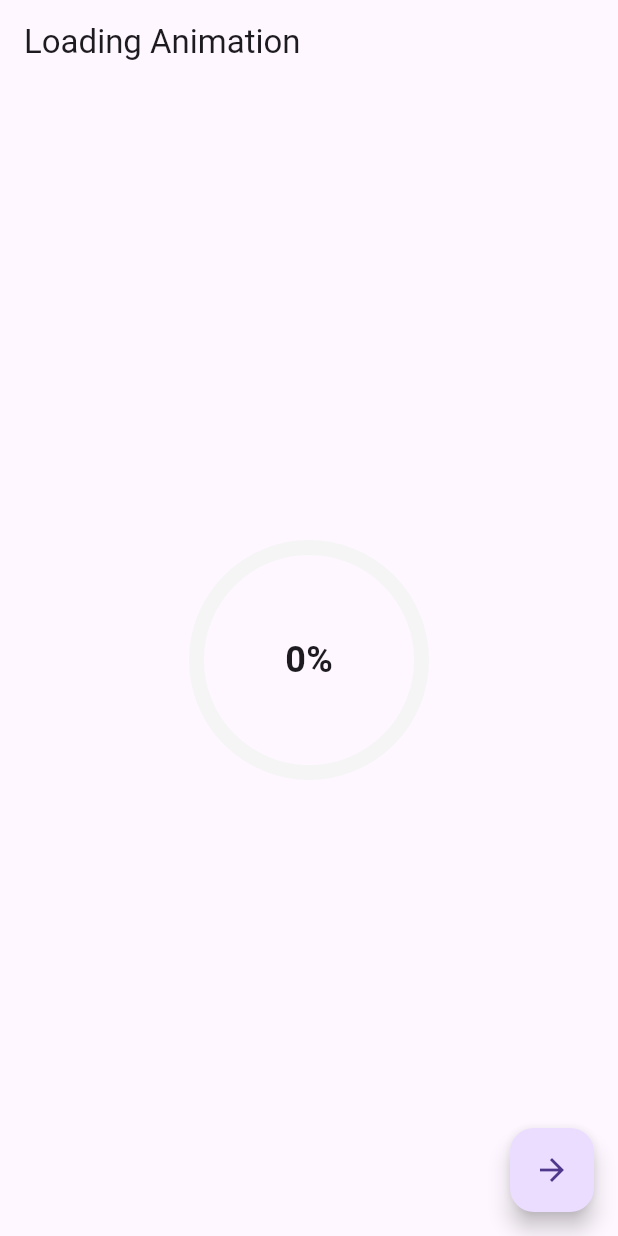
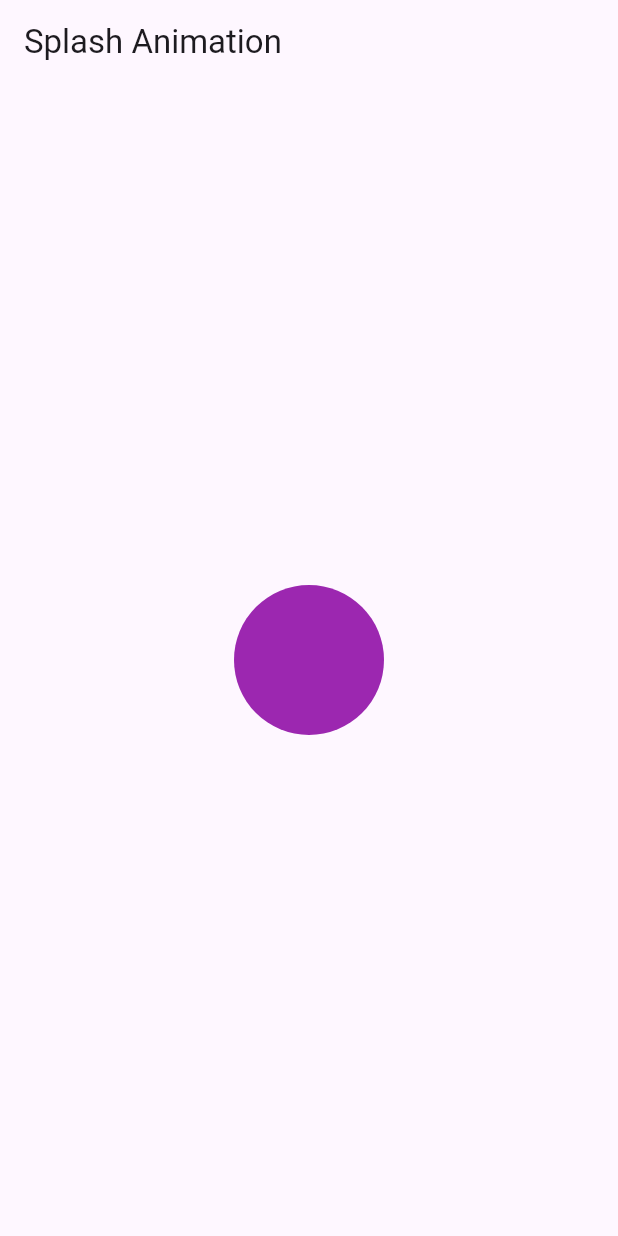
Before and after one commit to emekss/Animation_starter_code, a Flutter app: the screen it shows after launch, on a phone screen of 412 x 824 dp. Run offline on Flutter 3.47's test engine with Material 3 defaults, Android fonts, the light colour scheme and no system bars.

Commit message:
splash animation updated

```diff
--- a/lib/main.dart
+++ b/lib/main.dart
@@ -1,9 +1,5 @@
 import 'package:flutter/material.dart';
-
-import 'explicit_animation/list_animations.dart';
-import 'explicit_animation/loading_animations.dart';
-import 'explicit_animation/login_animation.dart';
-import 'implicit_animation/animated_tween_animation_builder.dart';
+import 'page_route_builder/splash_animation.dart';
 
 void main() {
   runApp(const MyApp());
@@ -17,10 +13,7 @@ class MyApp extends StatelessWidget {
   Widget build(BuildContext context) {
     return const MaterialApp(
       debugShowCheckedModeBanner: false,
-      home: LoadingAnimation(
-        progress: 1,
-        color: Colors.purple,
-      ),
+      home: SplashAnimation(),
     );
   }
 }
--- /dev/null
+++ b/lib/page_route_builder/splash_animation.dart
@@ -0,0 +1,78 @@
+import 'dart:async';
+
+import 'package:flutter/material.dart';
+
+class SplashAnimation extends StatefulWidget {
+  const SplashAnimation({super.key});
+
+  @override
+  State<SplashAnimation> createState() => _SplashAnimationState();
+}
+
+class _SplashAnimationState extends State<SplashAnimation>
+    with SingleTickerProviderStateMixin {
+  late AnimationController controller;
+  late Animation<double> scaleAnimation;
+  @override
+  void initState() {
+    super.initState();
+    controller = AnimationController(
+      vsync: this,
+      duration: const Duration(milliseconds: 500),
+    );
+    controller.addListener(() {
+      if (controller.isCompleted) {
+        Navigator.of(context).push(
+          MaterialPageRoute(
+            builder: (context) => const Destination(),
+          ),
+        );
+        Timer(const Duration(milliseconds: 500), () {
+          controller.reset();
+        });
+      }
+    });
+    scaleAnimation = Tween<double>(begin: 1, end: 10).animate(controller);
+  }
+
+  @override
+  Widget build(BuildContext context) {
+    return Scaffold(
+      appBar: AppBar(
+        title: const Text('Splash Animation'),
+      ),
+      body: Center(
+        child: GestureDetector(
+          onTap: () {
+            controller.forward();
+          },
+          child: ScaleTransition(
+            scale: scaleAnimation,
+            child: Container(
+              height: 100,
+              width: 100,
+              decoration: const BoxDecoration(
+                color: Colors.purple,
+                shape: BoxShape.circle,
+              ),
+            ),
+          ),
+        ),
+      ),
+    );
+  }
+}
+
+class Destination extends StatelessWidget {
+  const Destination({super.key});
+
+  @override
+  Widget build(BuildContext context) {
+    return Scaffold(
+      backgroundColor: Colors.purple,
+      appBar: AppBar(
+        title: const Text('Go Back'),
+      ),
+    );
+  }
+}
```
